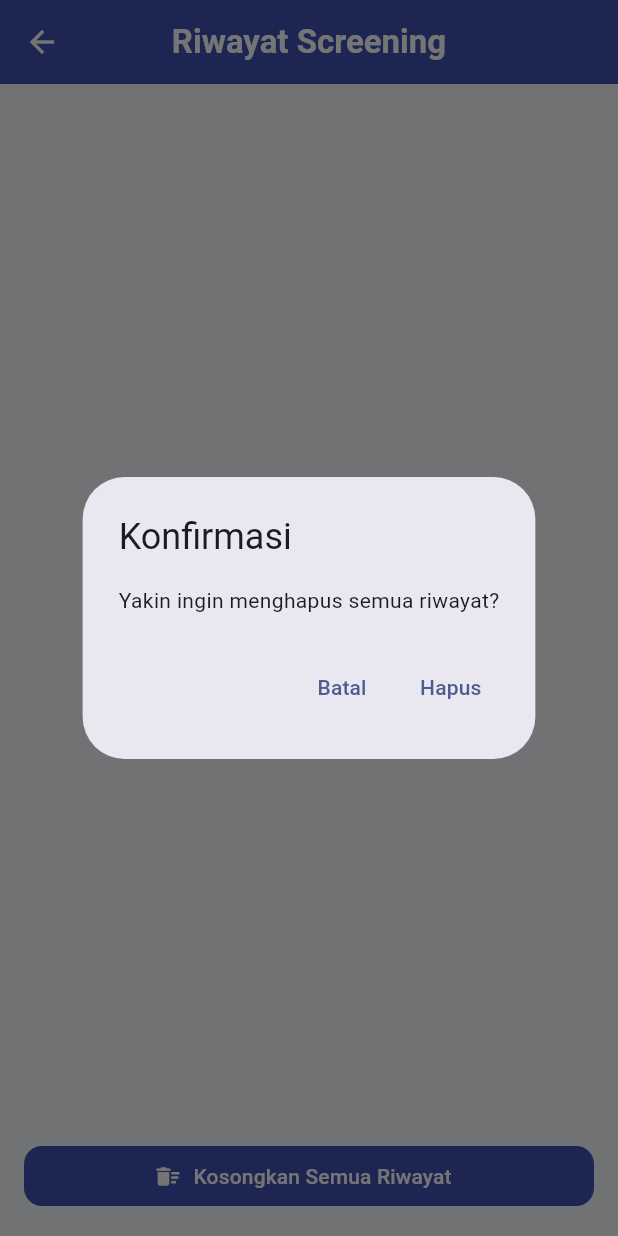
After one commit to Alfian57/insightmind, a Flutter app: the HistoryPage screen opened directly, after a tap on "Kosongkan Semua Riwayat", on a phone screen of 412 x 824 dp. The commit adds this screen. Run offline on Flutter 3.47's test engine with Material 3 defaults, Android fonts, the phone set to English and light mode, and no system bars; our stand-ins replace flutter_riverpod, hive, hive_flutter; accounts and stored records are empty; Roboto replaces fonts that are missing (Poppins).

Commit message:
feat: history

```diff
--- /dev/null
+++ b/lib/features/insightmind/data/local/history_repository.dart
@@ -0,0 +1,49 @@
+import 'package:hive/hive.dart';
+import 'package:insightmind/features/insightmind/data/local/screening_record.dart';
+import 'package:uuid/uuid.dart';
+
+class HistoryRepository {
+  static const String boxName = 'screening_records';
+
+  Future<Box<ScreeningRecord>> _openBox() async {
+    if (Hive.isBoxOpen(boxName)) {
+      return Hive.box<ScreeningRecord>(boxName);
+    }
+
+    return await Hive.openBox<ScreeningRecord>(boxName);
+  }
+
+  Future<void> addRecord({
+    required int score,
+    required String riskLevel,
+    String? note,
+  }) async {
+    final box = await _openBox();
+    final id = const Uuid().v4();
+    final record = ScreeningRecord(
+      id: id,
+      timestamp: DateTime.now(),
+      score: score,
+      riskLevel: riskLevel,
+      note: note,
+    );
+    await box.put(id, record);
+  }
+
+  Future<List<ScreeningRecord>> getAll() async {
+    final box = await _openBox();
+    final records = box.values.toList();
+    records.sort((a, b) => b.timestamp.compareTo(a.timestamp));
+    return records;
+  }
+
+  Future<void> deleteById(String id) async {
+    final box = await _openBox();
+    await box.delete(id);
+  }
+
+  Future<void> clearAll() async {
+    final box = await _openBox();
+    await box.clear();
+  }
+}
--- /dev/null
+++ b/lib/features/insightmind/data/local/screening_record.dart
@@ -0,0 +1,29 @@
+import 'package:hive/hive.dart';
+
+part 'screening_record.g.dart';
+
+@HiveType(typeId: 1)
+class ScreeningRecord extends HiveObject {
+  @HiveField(0)
+  String id;
+
+  @HiveField(1)
+  DateTime timestamp;
+
+  @HiveField(2)
+  int score;
+
+  @HiveField(3)
+  String riskLevel;
+
+  @HiveField(4)
+  String? note;
+
+  ScreeningRecord({
+    required this.id,
+    required this.timestamp,
+    required this.score,
+    required this.riskLevel,
+    this.note,
+  });
+}
--- /dev/null
+++ b/lib/features/insightmind/presentation/pages/history_page.dart
@@ -0,0 +1,87 @@
+import 'package:flutter_riverpod/flutter_riverpod.dart';
+import 'package:flutter/material.dart';
+import 'package:insightmind/features/insightmind/data/local/screening_record.dart';
+import 'package:insightmind/features/insightmind/presentation/providers/history_providers.dart';
+
+class HistoryPage extends ConsumerWidget {
+  const HistoryPage({super.key});
+
+  @override
+  Widget build(BuildContext context, WidgetRef ref) {
+    final historyAsync = ref.watch(historyListProvider);
+
+    return Scaffold(
+      appBar: AppBar(title: const Text('Riwayat Screening')),
+      body: historyAsync.when(
+        data: (items) {
+          if (items.isEmpty) {
+            return const Center(child: Text('Belum ada riwayat screening.'));
+          }
+          return ListView.separated(
+            padding: const EdgeInsets.all(16),
+            separatorBuilder: (_, _) => const SizedBox(height: 8),
+            itemCount: items.length,
+            itemBuilder: (context, i) {
+              final ScreeningRecord r = items[i];
+              return Card(
+                child: ListTile(
+                  title: Text('Skor: ${r.score} - ${r.riskLevel}'),
+                  subtitle: Text(
+                    'Waktu: ${r.timestamp}\nID: ${r.id}',
+                    maxLines: 2,
+                  ),
+                  trailing: IconButton(
+                    icon: const Icon(Icons.delete, color: Colors.red),
+                    onPressed: () async {
+                      ref.read(historyRepositoryProvider).deleteById(r.id);
+                      // ignore: unused_result
+                      ref.refresh(historyListProvider);
+                      ScaffoldMessenger.of(context).showSnackBar(
+                        const SnackBar(content: Text('Riwayat dihapus')),
+                      );
+                    },
+                  ),
+                ),
+              );
+            },
+          );
+        },
+        loading: () => const Center(child: CircularProgressIndicator()),
+        error: (error, stack) =>
+            Center(child: Text('Terjadi kesalahan: $error')),
+      ),
+      bottomNavigationBar: SafeArea(
+        minimum: const EdgeInsets.fromLTRB(16, 8, 16, 16),
+        child: FilledButton.icon(
+          icon: const Icon(Icons.delete_sweep),
+          label: const Text('Kosongkan Semua Riwayat'),
+          onPressed: () async {
+            final ok = await showDialog<bool>(
+              context: context,
+              builder: (ctx) => AlertDialog(
+                title: const Text('Konfirmasi'),
+                content: const Text('Yakin ingin menghapus semua riwayat?'),
+                actions: [
+                  TextButton(
+                    onPressed: () => Navigator.pop(ctx, false),
+                    child: const Text('Batal'),
+                  ),
+                  TextButton(
+                    onPressed: () => Navigator.pop(ctx, true),
+                    child: const Text('Hapus'),
+                  ),
+                ],
+              ),
+            );
+
+            if (ok == true) {
+              await ref.read(historyRepositoryProvider).clearAll();
+              // ignore: unused_result
+              ref.refresh(historyListProvider);
+            }
+          },
+        ),
+      ),
+    );
+  }
+}
--- /dev/null
+++ b/lib/features/insightmind/presentation/providers/history_providers.dart
@@ -0,0 +1,12 @@
+import 'package:flutter_riverpod/flutter_riverpod.dart';
+import 'package:insightmind/features/insightmind/data/local/history_repository.dart';
+import 'package:insightmind/features/insightmind/data/local/screening_record.dart';
+
+final historyRepositoryProvider = Provider<HistoryRepository>((ref) {
+  return HistoryRepository();
+});
+
+final historyListProvider = FutureProvider<List<ScreeningRecord>>((ref) async {
+  final repository = ref.watch(historyRepositoryProvider);
+  return repository.getAll();
+});
```
Also changed, not shown: lib/features/insightmind/presentation/pages/home_page.dart (+26 -1 lines), lib/features/insightmind/presentation/pages/result_page.dart (+28 -3 lines), lib/main.dart (+6 -1 lines), pubspec.yaml (+8 -2 lines), lib/features/insightmind/data/local/screening_record.g.dart (added), pubspec.lock, 1 other file.
